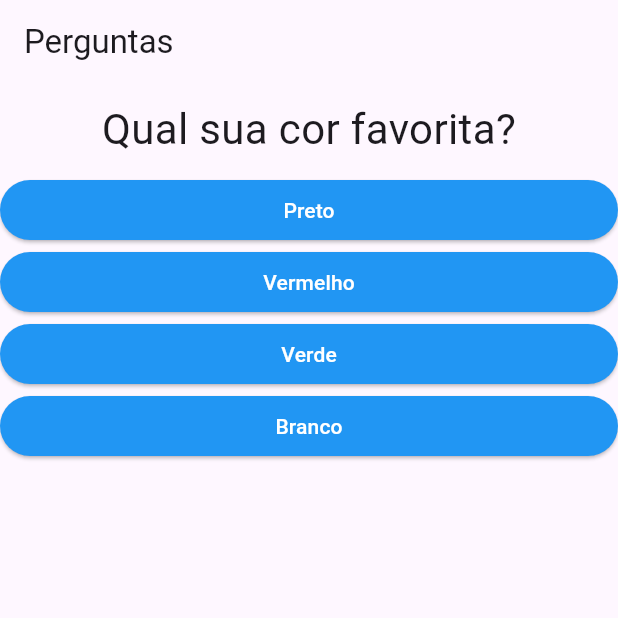
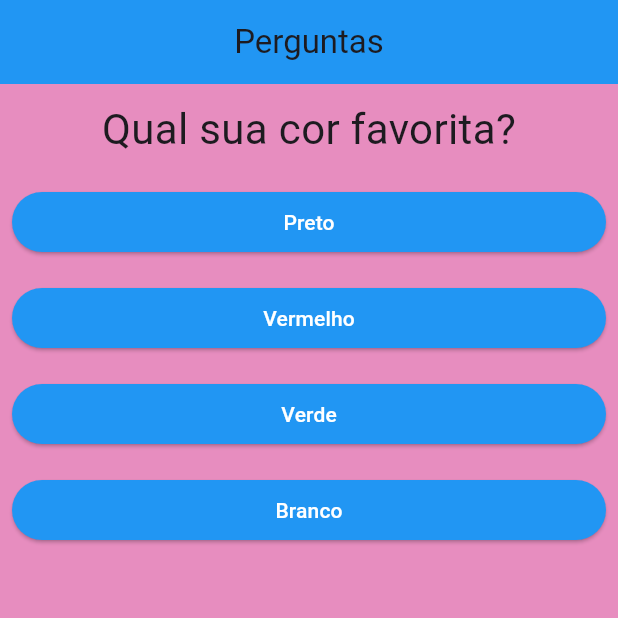
Before and after one commit to fercguerra/quiz, a Flutter app: the screen it shows after launch, on a phone screen of 412 x 824 dp, the top half of it. Run offline on Flutter 3.47's test engine with Material 3 defaults, Android fonts, the phone set to English and light mode, and no system bars.

Commit message:
Alterações

```diff
--- a/lib/main.dart
+++ b/lib/main.dart
@@ -50,11 +50,20 @@ class _PerguntaAppState extends State<PerguntaApp> {
       debugShowCheckedModeBanner: false,
       home: Scaffold(
         appBar: AppBar(
-          title: const Text('Perguntas'),
-        ),
+
+          title: const Text('Perguntas',
+
+          ),
+          backgroundColor: Colors.blue,
+          centerTitle: true, // Definindo a cor do AppBar aqui
+      ),
+
+        backgroundColor: Color.fromARGB(255, 231, 141, 191),
         body: temPerguntaSelecionada? Column(
           children: [
+
             Questao(_perguntas[_perguntaSelecionada]['texto'].toString()),
+
             ...respostas.map((t) => Resposta(t, _responder)).toList(),
             //pergou as resposas, usou um map para converter a lista de string e lista de widgtes
           ],
@@ -62,6 +71,7 @@ class _PerguntaAppState extends State<PerguntaApp> {
           child: Text('Parabéns!',
           style: TextStyle(
             fontSize: 28
+
           ),),
         ),
       ),
--- a/lib/resposta.dart
+++ b/lib/resposta.dart
@@ -10,6 +10,8 @@ class Resposta extends StatelessWidget {
   Widget build(BuildContext context) {
     return Container(
       width: double.infinity,
+      child: Padding(
+        padding: const EdgeInsets.all(8.0),
         child: ElevatedButton(
           style: ButtonStyle(
             backgroundColor: MaterialStateProperty.all<Color>(
@@ -20,6 +22,7 @@ class Resposta extends StatelessWidget {
           onPressed: quandoSelecionado,
           child: Text(texto),
         ),
+      ),
     );
   }
 }
```
Lines whose indentation alone changed are shown as unchanged.
